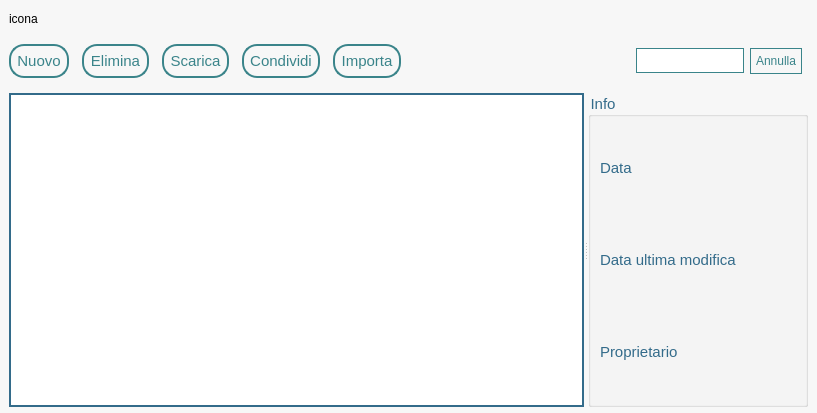
Above: Client/principale.ui from MarcoFlo/Google-Drive before the change. Below: the same form after it.
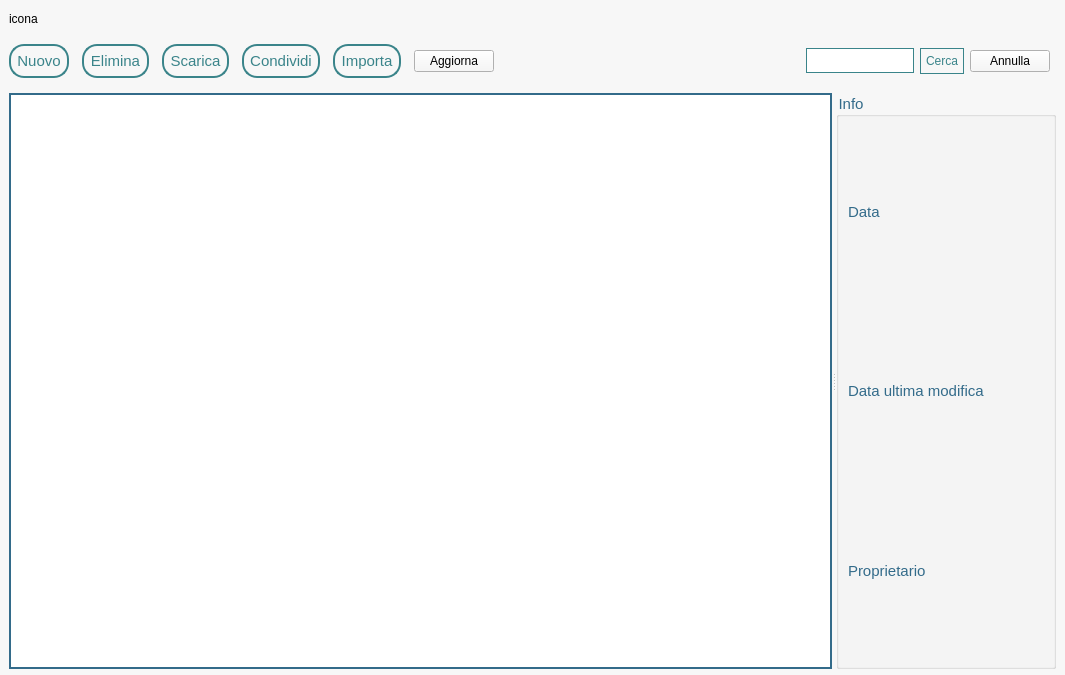
That is the form after the change.

Commit message: - Pulsante aggiorna - Pulsante annulla ricerca

Patch:
```diff
--- a/Client/principale.ui
+++ b/Client/principale.ui
@@ -6,8 +6,8 @@
    <rect>
     <x>0</x>
     <y>0</y>
-    <width>817</width>
-    <height>413</height>
+    <width>1065</width>
+    <height>675</height>
    </rect>
   </property>
   <property name="minimumSize">
@@ -185,6 +185,13 @@
           </property>
          </widget>
         </item>
+        <item>
+         <widget class="QPushButton" name="aggiorna">
+          <property name="text">
+           <string>Aggiorna</string>
+          </property>
+         </widget>
+        </item>
        </layout>
       </item>
       <item>
@@ -256,6 +263,13 @@
 background-color:none</string>
           </property>
           <property name="text">
+           <string>Cerca</string>
+          </property>
+         </widget>
+        </item>
+        <item>
+         <widget class="QPushButton" name="annullaCerca">
+          <property name="text">
            <string>Annulla</string>
           </property>
          </widget>
```
Left out of the diff: 24 changed lines with no effect on the pictures. The commit also changes 2 other files.
